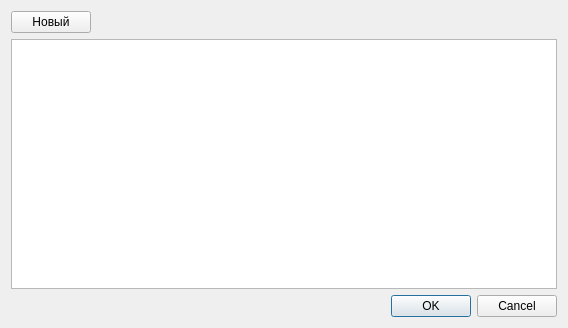
This is dialogcfgprint.ui in Sergeyego/warehouse as Qt 5 draws it before an edit. The edited form follows.
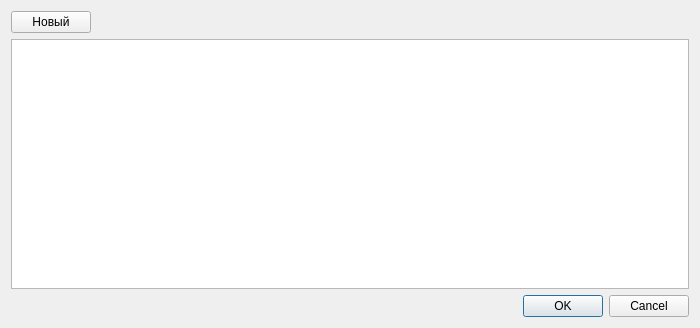
This is the edited form. Custom widgets are drawn as their Qt base class.

What changed in the file:
```diff
--- a/dialogcfgprint.ui
+++ b/dialogcfgprint.ui
@@ -6,7 +6,7 @@
    <rect>
     <x>0</x>
     <y>0</y>
-    <width>568</width>
+    <width>700</width>
     <height>328</height>
    </rect>
   </property>
```
